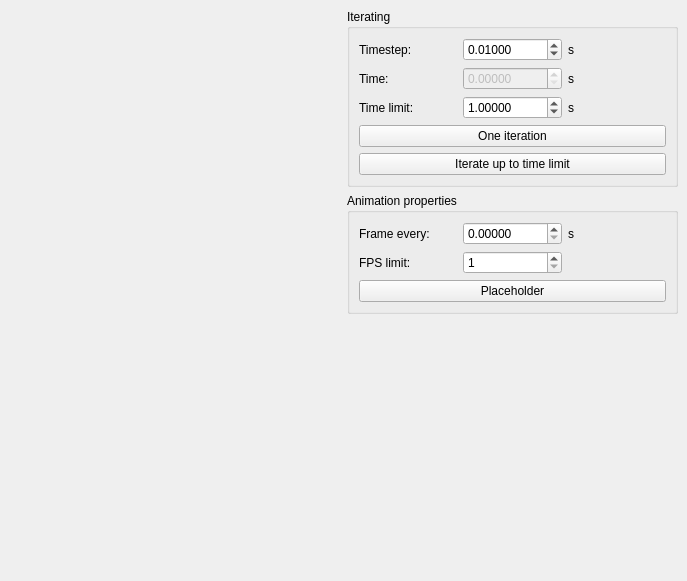
Qt form sotm/cpp-sources/libsotm-gui/ui/RenderWindowUIMultipleInheritance.ui (DAlexis/self-organizing-transport-model) before a commit.
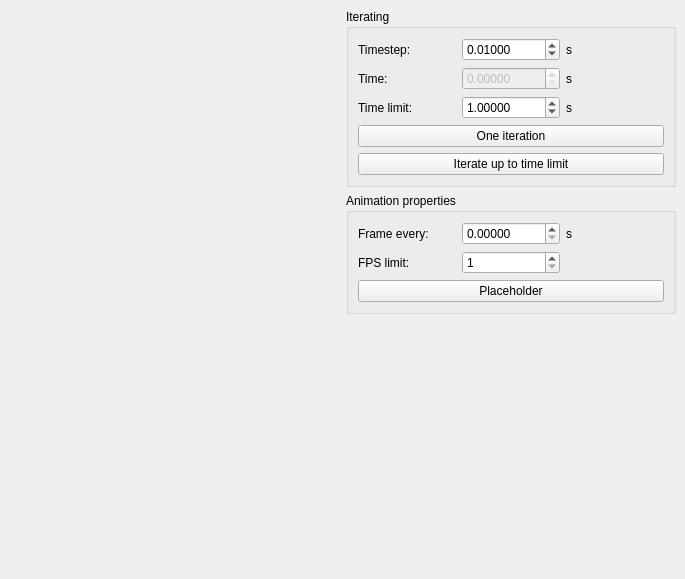
The same form after that commit. Custom widgets are drawn as their Qt base class.

What changed in the file:
```diff
--- a/sotm/cpp-sources/libsotm-gui/ui/RenderWindowUIMultipleInheritance.ui
+++ b/sotm/cpp-sources/libsotm-gui/ui/RenderWindowUIMultipleInheritance.ui
@@ -6,8 +6,8 @@
    <rect>
     <x>0</x>
     <y>0</y>
-    <width>687</width>
-    <height>581</height>
+    <width>685</width>
+    <height>579</height>
    </rect>
   </property>
   <property name="windowTitle">
```
Left out of the diff: 4 changed lines with no effect on the pictures.
